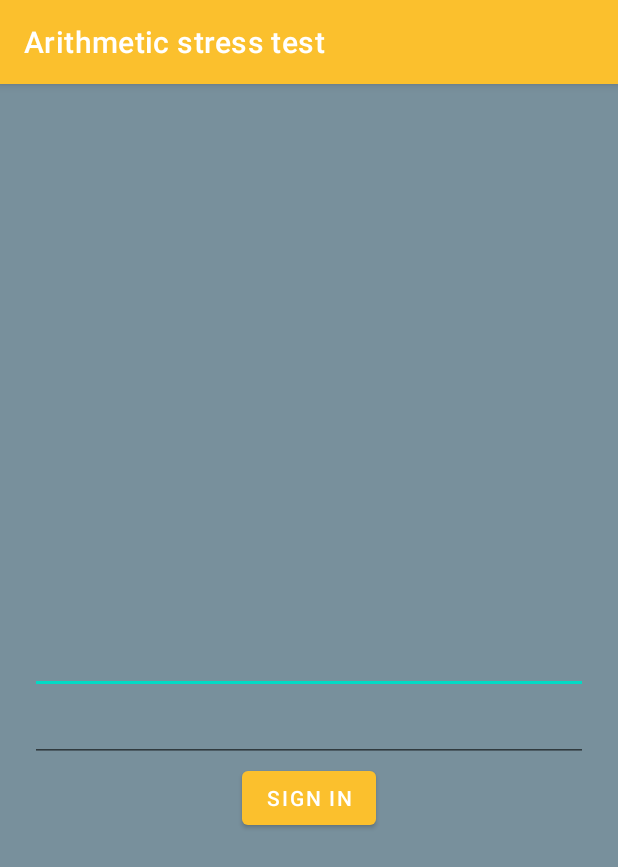
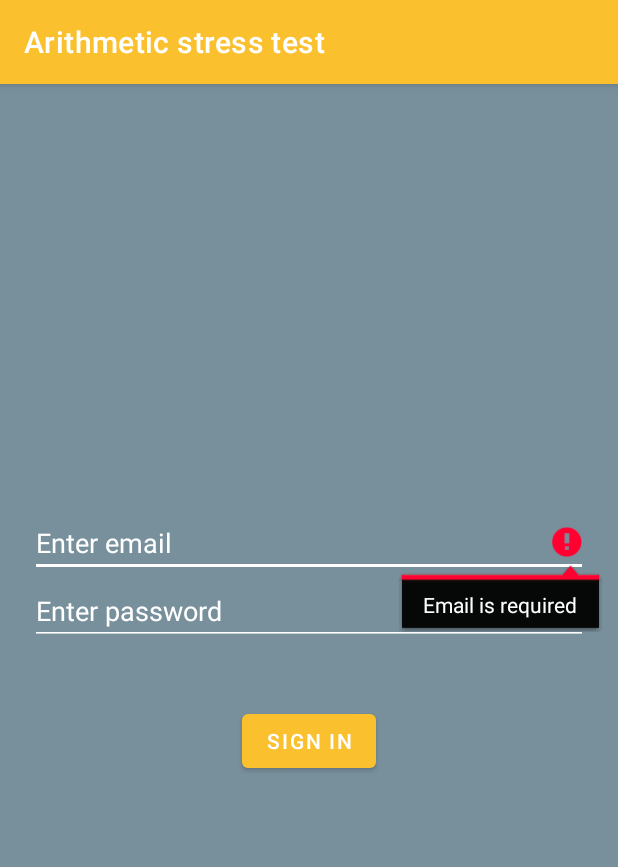
Before and after one commit to mariodz95/android-arithmetic-stress-test, an Android app: the SignInActivity screen opened directly, with no data from a screen before it, after a tap on "SIGN IN", on a phone screen of 412 x 824 dp. Shown: the top 867 px of the screen. Run offline under Robolectric (Android 15) with nearby library versions, the phone set to English and light mode, and no system bars; our stand-ins replace Firebase (no records; nobody signed in at launch, a user with empty details on screens opened directly).

Commit message:
Add sign in and registration

```diff
--- a/app/src/main/java/com/example/arithmeticstresstest/activity/HomeActivity.kt
+++ b/app/src/main/java/com/example/arithmeticstresstest/activity/HomeActivity.kt
@@ -1,7 +1,9 @@
 package com.example.arithmeticstresstest.activity
 
 import android.os.Bundle
+import android.util.Log
 import android.view.Menu
+import android.widget.Button
 import com.google.android.material.floatingactionbutton.FloatingActionButton
 import com.google.android.material.snackbar.Snackbar
 import com.google.android.material.navigation.NavigationView
--- a/app/src/main/java/com/example/arithmeticstresstest/activity/MainActivity.kt
+++ b/app/src/main/java/com/example/arithmeticstresstest/activity/MainActivity.kt
@@ -29,14 +29,12 @@ class MainActivity : AppCompatActivity() {
         }
     }
 
-    private fun openSignInActivity()
-    {
+    private fun openSignInActivity() {
         val intent = Intent(this, SignInActivity::class.java)
         startActivity(intent)
     }
 
-    private fun openCreateActivityAccount()
-    {
+    private fun openCreateActivityAccount() {
         val intent = Intent(this, CreateAccountActivity::class.java)
         startActivity(intent)
     }
--- a/app/src/main/java/com/example/arithmeticstresstest/activity/SignInActivity.kt
+++ b/app/src/main/java/com/example/arithmeticstresstest/activity/SignInActivity.kt
@@ -3,6 +3,7 @@ package com.example.arithmeticstresstest.activity
 import android.content.Intent
 import android.os.Bundle
 import android.util.Log
+import android.util.Patterns
 import androidx.appcompat.app.AppCompatActivity
 import com.example.arithmeticstresstest.databinding.ActivitySignInBinding
 import com.google.firebase.auth.FirebaseAuth
@@ -19,7 +20,6 @@ class SignInActivity : AppCompatActivity() {
 
         // Initialize Firebase Auth
         mAuth = FirebaseAuth.getInstance();
-        Log.v("test"," currenmt user, ${mAuth!!.currentUser.email}")
 
         binding.signInButton.setOnClickListener {
             singInUser()
@@ -30,9 +30,40 @@ class SignInActivity : AppCompatActivity() {
         val email = binding.editTextEmailAddress.text.toString().trim()
         val password = binding.editTextPassword.text.toString().trim()
 
+        if (email.isEmpty()) {
+            binding.editTextEmailAddress.error = "Email is required"
+            binding.editTextEmailAddress.requestFocus()
+            return
+        }
+
+        if(!Patterns.EMAIL_ADDRESS.matcher(email).matches())
+        {
+            binding.editTextEmailAddress.error = "Please provide valid email!"
+            binding.editTextEmailAddress.requestFocus()
+            return
+        }
+
+        if (password.isEmpty())
+        {
+            binding.editTextPassword.error = "Password is required"
+            binding.editTextPassword.requestFocus()
+            return
+        }
+
+        if (password.length < 6)
+        {
+            binding.editTextPassword.error = "Min password length should be 6 characters!"
+            binding.editTextPassword.requestFocus()
+            return
+        }
+
+
         mAuth?.signInWithEmailAndPassword(email, password)?.addOnCompleteListener{
             if(it.isSuccessful){
                 openHomeActivity()
+            }else{
+                binding.txtErrorMessage.text = "Wrong email or password!"
+                binding.txtErrorMessage.requestFocus()
             }
         }
     }
--- a/app/src/main/res/layout/activity_home.xml
+++ b/app/src/main/res/layout/activity_home.xml
@@ -21,4 +21,5 @@
         android:fitsSystemWindows="true"
         app:headerLayout="@layout/nav_header_main"
         app:menu="@menu/activity_main_drawer" />
+
 </androidx.drawerlayout.widget.DrawerLayout>
--- a/app/src/main/res/layout/activity_main.xml
+++ b/app/src/main/res/layout/activity_main.xml
@@ -37,4 +37,5 @@
         app:layout_constraintEnd_toEndOf="parent"
         app:layout_constraintStart_toStartOf="parent"
         app:layout_constraintTop_toBottomOf="@+id/openSignInBtn" />
+
 </androidx.constraintlayout.widget.ConstraintLayout>
--- a/app/src/main/res/layout/activity_sign_in.xml
+++ b/app/src/main/res/layout/activity_sign_in.xml
@@ -11,14 +11,19 @@
         android:id="@+id/editTextEmailAddress"
         android:layout_width="match_parent"
         android:layout_height="wrap_content"
+        android:layout_marginLeft="@dimen/edit_text_left_and_right_margin"
+        android:layout_marginRight="@dimen/edit_text_left_and_right_margin"
+        android:backgroundTint="@color/white"
+        android:hint="Enter email"
         android:inputType="textEmailAddress"
+        android:textColor="@color/white"
+        android:textColorHint="@color/white"
         app:layout_constraintBottom_toBottomOf="parent"
         app:layout_constraintEnd_toEndOf="parent"
+        app:layout_constraintHorizontal_bias="0.6"
         app:layout_constraintStart_toStartOf="parent"
         app:layout_constraintTop_toTopOf="parent"
-        android:layout_marginLeft="@dimen/edit_text_left_and_right_margin"
-        android:layout_marginRight="@dimen/edit_text_left_and_right_margin"
-       />
+        app:layout_constraintVertical_bias="0.392" />
 
     <EditText
         android:id="@+id/editTextPassword"
@@ -29,14 +34,28 @@
         app:layout_constraintStart_toStartOf="parent"
         app:layout_constraintTop_toBottomOf="@+id/editTextEmailAddress"
         android:layout_marginLeft="@dimen/edit_text_left_and_right_margin"
-        android:layout_marginRight="@dimen/edit_text_left_and_right_margin"/>
+        android:layout_marginRight="@dimen/edit_text_left_and_right_margin"
+        android:hint="Enter password"
+        android:textColorHint="@color/white"
+        android:backgroundTint="@color/white"
+        android:textColor="@color/white" />
 
     <Button
         android:id="@+id/signInButton"
         android:layout_width="wrap_content"
         android:layout_height="wrap_content"
+        android:layout_marginTop="40dp"
         android:text="@string/sign_in"
         app:layout_constraintEnd_toEndOf="parent"
         app:layout_constraintStart_toStartOf="parent"
         app:layout_constraintTop_toBottomOf="@+id/editTextPassword" />
+
+    <TextView
+        android:id="@+id/txtErrorMessage"
+        android:layout_width="wrap_content"
+        android:layout_height="wrap_content"
+        android:textColor="@color/red"
+        app:layout_constraintEnd_toEndOf="parent"
+        app:layout_constraintStart_toStartOf="parent"
+        app:layout_constraintTop_toBottomOf="@+id/editTextPassword" />
 </androidx.constraintlayout.widget.ConstraintLayout>
--- a/app/src/main/res/values/colors.xml
+++ b/app/src/main/res/values/colors.xml
@@ -8,4 +8,5 @@
     <color name="black">#FF000000</color>
     <color name="white">#FFFFFFFF</color>
     <color name="background_color">#78909C</color>
+    <color name="red">#FFFF0000</color>
 </resources>
```
Also changed, not shown: app/src/main/java/com/example/arithmeticstresstest/activity/CreateAccountActivity.kt (+10 -4 lines), app/src/main/java/com/example/arithmeticstresstest/activity/ui/home/HomeFragment.kt (+21 -0 lines), app/src/main/res/layout/activity_create_account.xml (+12 -3 lines), app/src/main/res/layout/fragment_home.xml (+7 -0 lines), app/src/main/res/layout/nav_header_main.xml (+1 -6 lines).
